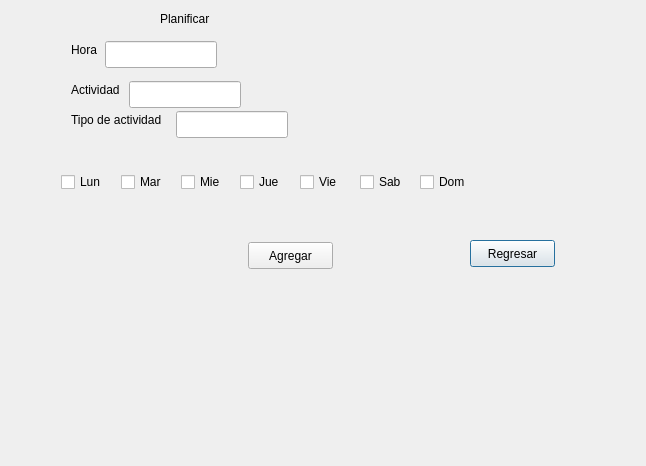
Before: the Qt Designer form omega/omega/planificar.ui in orianapedroza/proyectoLM1, drawn with Qt 5.
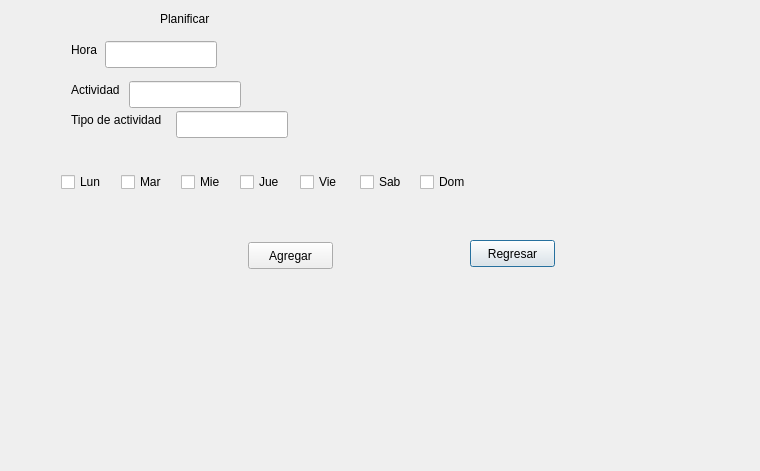
After: the same form once the commit is applied.

Patch:
```diff
--- a/omega/omega/planificar.ui
+++ b/omega/omega/planificar.ui
@@ -6,8 +6,8 @@
    <rect>
     <x>0</x>
     <y>0</y>
-    <width>646</width>
-    <height>466</height>
+    <width>760</width>
+    <height>471</height>
    </rect>
   </property>
   <property name="windowTitle">
```
